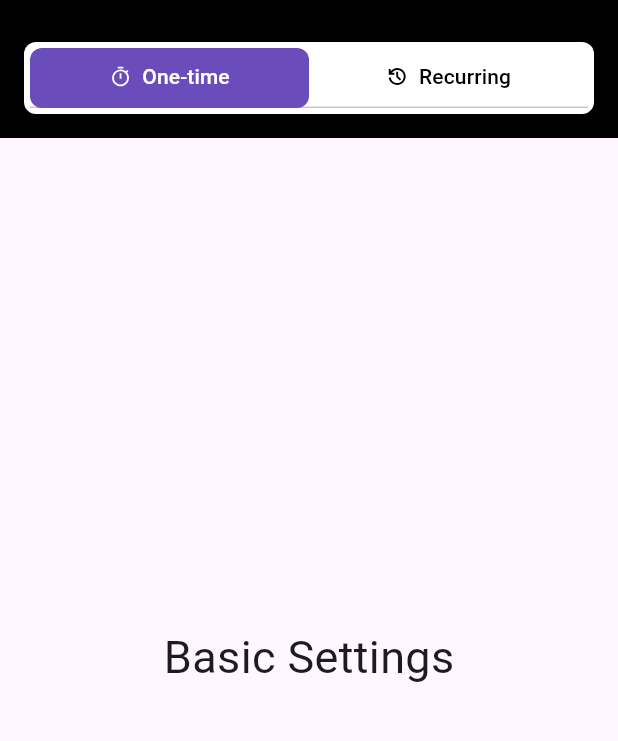
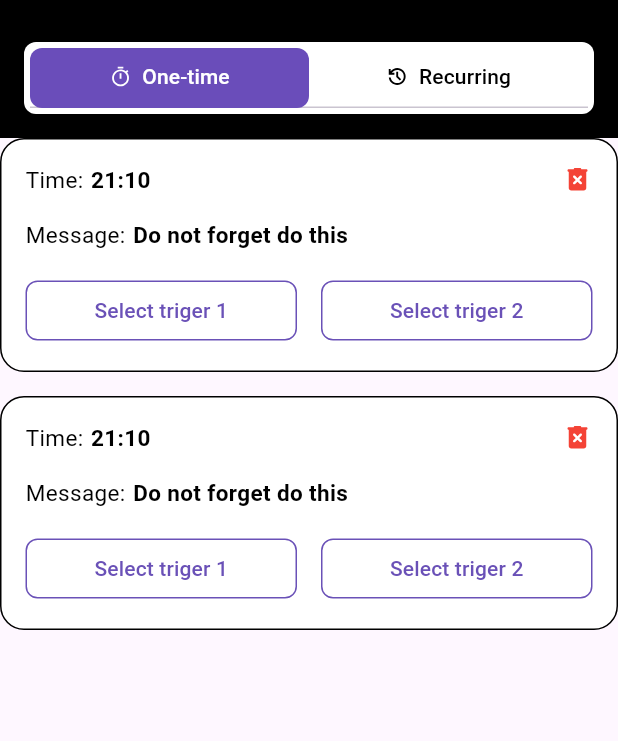
Before and after one commit to MishaLazutkin/noti, a Flutter app: the screen it shows after launch, after a tap on "Confirm", on a phone screen of 412 x 824 dp, the part 60-801 px from its top. Run offline on Flutter 3.47's test engine with Material 3 defaults, Android fonts, the phone set to English and light mode, and no system bars; our stand-ins replace flutter_svg, pinput.

Commit message:
add notification card

```diff
--- a/lib/notifications_page.dart
+++ b/lib/notifications_page.dart
@@ -1,6 +1,8 @@
 import 'package:flutter/material.dart';
 import 'package:flutter_svg/flutter_svg.dart';
 import 'package:noti/widgets/tabs.dart';
+
+import 'widgets/notification_card.dart';
 
 class NotificationsPage extends StatefulWidget {
   const NotificationsPage({super.key});
@@ -100,13 +102,12 @@ class _NotificationsPageState extends State<NotificationsPage>
         body: TabBarView(
           controller: _tabController,
           children: const [
-            Center(
-              child: Text(
-                'Basic Settings',
-                style: TextStyle(
-                  fontSize: 30,
-                ),
-              ),
+            Column(
+              children: [
+                NotificationCard(),
+                SizedBox(height: 16,),
+                NotificationCard(),
+              ],
             ),
             Center(
               child: Text(
--- a/lib/providers/login_provider.dart
+++ b/lib/providers/login_provider.dart
@@ -20,9 +20,9 @@ class LoginProvider extends ChangeNotifier {
 
   Color loginButtonColor() {
     if (isTimeEntered) {
-      return AppColor.buttonActiveColor;
+      return AppColor.bottomButtonActiveColor;
     } else {
-      return AppColor.buttonInactiveColor;
+      return AppColor.bottomButtonInactiveColor;
     }
   }
 
--- a/lib/utils/style.dart
+++ b/lib/utils/style.dart
@@ -6,13 +6,23 @@ class AppColor {
   static const Color focusedTextFieldBorderColor =
       Color.fromRGBO(75, 48, 162, 1);
 
-  static const Color buttonActiveColor = Color.fromRGBO(106, 81, 183, 1);
-  static const Color buttonPressedColor = Color.fromRGBO(75, 48, 162, 1);
+  static const Color bottomButtonActiveColor = Color.fromRGBO(106, 81, 183, 1);
+  static const Color bottomButtonPressedColor = Color.fromRGBO(75, 48, 162, 1);
+  static const Color bottomButtonHoverColor = Color.fromRGBO(146, 124, 212, 1);
+  static const Color bottomButtonInactiveColor = Color.fromRGBO(185, 185, 185, 1);
 
-  static const Color buttonHoverColor = Color.fromRGBO(146, 124, 212, 1);
-  static const Color buttonInactiveColor = Color.fromRGBO(185, 185, 185, 1);
+ static const Color regularButtonForegroundActiveColor = Color.fromRGBO(106, 81, 183, 1);
+  static const Color regularButtonForegroundPressedColor = Color.fromRGBO(75, 48, 162, 1);
+  static const Color regularButtonForegroundHoverColor = Color.fromRGBO(146, 124, 212, 1);
+  static const Color regularButtonForegroundInactiveColor = Color.fromRGBO(185, 185, 185, 1);
+
+  static const Color regularButtonBackgroundActiveColor = Colors.white10;
+  static const Color regularButtonBackgroundPressedColor = Colors.white;
+  static   Color regularButtonBackgroundHoverColor = Colors.white.withOpacity(0.7);
+  static   Color regularButtonBackgroundInactiveColor = Colors.white.withOpacity(0.3);
+
   static const Color notificationCardBorderColor =
-      Color.fromRGBO(106, 7, 186, 1);
+      Color.fromRGBO(106, 77, 186, 1);
 }
 
 class AppFont {
--- a/lib/widgets/bottom_button.dart
+++ b/lib/widgets/bottom_button.dart
@@ -7,10 +7,7 @@ class BottomButton extends StatelessWidget {
   final Function onTap;
   final bool isDisabled;
   final Color color;
-  final Color activeColor;
-  final Color inactiveColor;
-  final Color hoverColor;
-  final Color pressedColor;
+
   final double elevation;
 
   final Widget leading;
@@ -22,11 +19,8 @@ class BottomButton extends StatelessWidget {
     required this.text,
     required this.onTap,
     this.isDisabled = false,
-    this.color = AppColor.buttonHoverColor,
-    this.activeColor = AppColor.buttonActiveColor,
-    this.inactiveColor = AppColor.buttonInactiveColor,
-    this.hoverColor = AppColor.buttonHoverColor,
-    this.pressedColor = AppColor.buttonPressedColor,
+    this.color = AppColor.bottomButtonHoverColor,
+
     this.cornerRadius = 8,
     this.leading = const SizedBox(),
     this.height = 55,
@@ -51,10 +45,10 @@ class BottomButton extends StatelessWidget {
             borderRadius: BorderRadius.circular(cornerRadius),
           );
         }), foregroundColor: MaterialStateProperty.resolveWith((states) {
-          return AppColor.buttonPressedColor;
+          return AppColor.bottomButtonPressedColor;
         }), backgroundColor: MaterialStateProperty.resolveWith((states) {
           if (states.contains(MaterialState.pressed))
-            return AppColor.buttonPressedColor;
+            return AppColor.bottomButtonPressedColor;
           else
             return color;
         })),
--- a/lib/widgets/notification_card.dart
+++ b/lib/widgets/notification_card.dart
@@ -1,6 +1,8 @@
 import 'package:flutter/material.dart';
 import 'package:flutter_svg/svg.dart';
 import 'package:noti/utils/style.dart';
+
+import 'notification_card_button.dart';
 
 class NotificationCard extends StatelessWidget {
   const NotificationCard({super.key});
@@ -8,39 +10,40 @@ class NotificationCard extends StatelessWidget {
   @override
   Widget build(BuildContext context) {
     return Container(
-      padding: EdgeInsets.all(16.0),
+      padding: const EdgeInsets.all(16.0),
       decoration: BoxDecoration(
           borderRadius: BorderRadius.circular(16.0),
           border: Border.all(width: 1),
-          color: AppColor.notificationCardBorderColor),
+          color: Colors.white),
       child: Column(
+
         children: [
           Row(
             children: [
-              Text(
+              const Text(
                 'Time:',
                 style: AppTextStyle.notificationCardTitles,
               ),
-              SizedBox(
+              const SizedBox(
                 width: 5,
               ),
-              Text(
+              const Text(
                 '21:10',
                 style: AppTextStyle.notificationCardValues,
               ),
-              Spacer(),
+              const Spacer(),
               SvgPicture.asset(
                 'lib/assets/icons/delete_forever_icon.svg',
-                width: 15,
-                height: 15,
+                width: 20,
+                height: 20,
                 color: Colors.red,
               )
             ],
           ),
-          SizedBox(
+          const SizedBox(
             height: 16,
           ),
-          Row(
+          const Row(
             children: [
               Text(
                 'Message:',
@@ -56,10 +59,18 @@ class NotificationCard extends StatelessWidget {
 
             ],
           ),
-          SizedBox(
+          const SizedBox(
             height: 16,
           ),
-
+          Row(
+            children: [
+              NotificationCardButton(text: 'Select triger 1',onTap: (){},),
+              const SizedBox(
+                width: 16,
+              ),
+              NotificationCardButton(text: 'Select triger 2',onTap: (){},),
+            ],
+          ),
         ],
       ),
     );
--- a/lib/widgets/notification_card_button.dart
+++ b/lib/widgets/notification_card_button.dart
@@ -6,7 +6,8 @@ class NotificationCardButton extends StatelessWidget {
   final String text;
   final Function onTap;
   final bool isDisabled;
-  final Color color;
+  final Color foregroundColor;
+  final Color backgroundColor;
 
   final double elevation;
 
@@ -19,12 +20,12 @@ class NotificationCardButton extends StatelessWidget {
     required this.text,
     required this.onTap,
     this.isDisabled = false,
-    this.color = AppColor.buttonHoverColor,
-
+    this.foregroundColor = AppColor.regularButtonForegroundActiveColor,
+    this.backgroundColor = AppColor.regularButtonBackgroundActiveColor,
     this.cornerRadius = 8,
     this.leading = const SizedBox(),
     this.height = 55,
-    this.elevation=0.0
+    this.elevation = 0.0,
   });
 
   @override
@@ -33,44 +34,42 @@ class NotificationCardButton extends StatelessWidget {
   }
 
   Widget buildButton() {
-    return SizedBox(
-      width: double.infinity,
-      height: height,
+    return Expanded(
       child: ElevatedButton(
-        style:
-            ButtonStyle(elevation: MaterialStateProperty.resolveWith((states) {
-          return elevation;
-        }), shape: MaterialStateProperty.resolveWith((states) {
-          return RoundedRectangleBorder(
-            borderRadius: BorderRadius.circular(cornerRadius),
-          );
-        }), foregroundColor: MaterialStateProperty.resolveWith((states) {
-          return AppColor.buttonPressedColor;
-        }), backgroundColor: MaterialStateProperty.resolveWith((states) {
-          if (states.contains(MaterialState.pressed))
-            return AppColor.buttonPressedColor;
-          else
-            return color;
-        })),
+        style: ButtonStyle(
+            elevation: MaterialStateProperty.resolveWith((states) {
+              return elevation;
+            }),
+            side: MaterialStateProperty.resolveWith((states) {
+              return BorderSide(width: 1, color: foregroundColor);
+
+            }),
+            shape: MaterialStateProperty.resolveWith((states) {
+              return RoundedRectangleBorder(
+                  borderRadius: BorderRadius.circular(cornerRadius), );
+            }),
+            foregroundColor: MaterialStateProperty.resolveWith((states) {
+              return foregroundColor;
+            }),
+            backgroundColor: MaterialStateProperty.resolveWith((states) {
+              if (states.contains(MaterialState.pressed))
+                return AppColor.regularButtonBackgroundPressedColor;
+              else
+                return backgroundColor;
+            })),
         onPressed: () {
-          onTap( );
+          onTap();
         },
         child: Row(
           mainAxisAlignment: MainAxisAlignment.center,
           children: [
-            leading == null
-                ? Container()
-                : Padding(
-                    padding: const EdgeInsets.only(right: 13.0),
-                    child: leading,
-                  ),
             Flexible(
               child: Padding(
                 padding: const EdgeInsets.all(8.0),
                 child: Text(
                   '$text',
                   textAlign: TextAlign.center,
-                  style: AppTextStyle.button,
+                  //style: AppTextStyle.button,
                 ),
               ),
             ),
```
